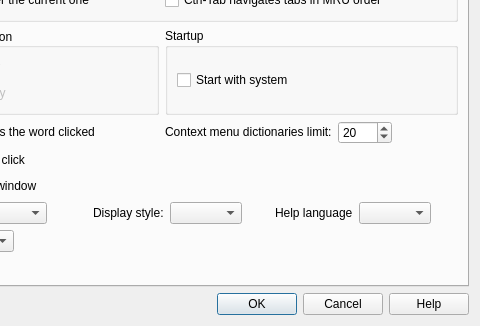
Before: the Qt Designer form preferences.ui in goldendict/goldendict, drawn with Qt 5; both pictures show x 156 to 636 and y 135 to 461 of the 636 by 461 pixel window.
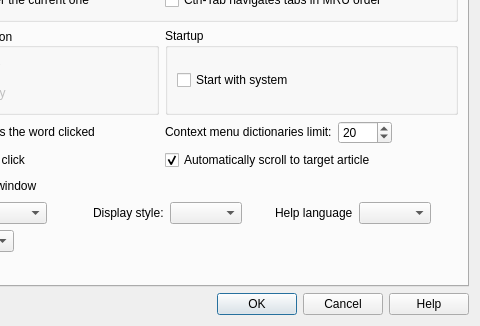
After: the same form once the commit is applied. Icons and pictures are not drawn. Custom widgets are drawn as their Qt base class.

Commit message: Add "Automatically scroll to target article" option

```diff
--- a/preferences.ui
+++ b/preferences.ui
@@ -369,6 +369,22 @@
          </item>
         </layout>
        </item>
+       <item row="4" column="1">
+        <widget class="QCheckBox" name="autoScrollToTargetArticle">
+         <property name="toolTip">
+          <string>Normally, clicking on a link, double-clicking on a word or looking up
+selection in an article loads the translation and almost immediately
+scrolls to the article from the same dictionary. With this option off,
+however, the article from the topmost dictionary is shown.</string>
+         </property>
+         <property name="text">
+          <string>Automatically scroll to target article</string>
+         </property>
+         <property name="checked">
+          <bool>true</bool>
+         </property>
+        </widget>
+       </item>
       </layout>
      </widget>
      <widget class="QWidget" name="tab_4">
```
The commit also changes 4 other files.
